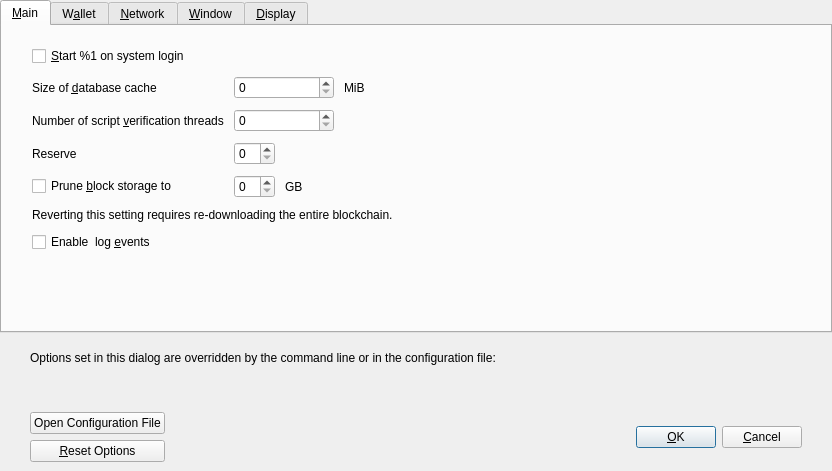
zerohourcash/zerohourcash, file src/qt/forms/optionsdialog.ui: the form before one commit.
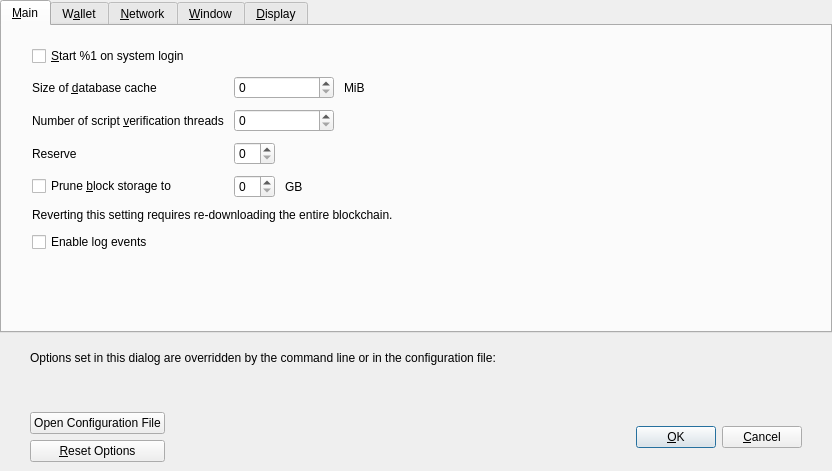
The form after the commit. Custom widgets are drawn as their Qt base class.

```diff
--- a/src/qt/forms/optionsdialog.ui
+++ b/src/qt/forms/optionsdialog.ui
@@ -254,7 +254,7 @@
        <item>
         <widget class="QCheckBox" name="logEvents">
          <property name="text">
-          <string>Enable  log &amp;events</string>
+          <string>Enable log events</string>
          </property>
         </widget>
        </item>
```
